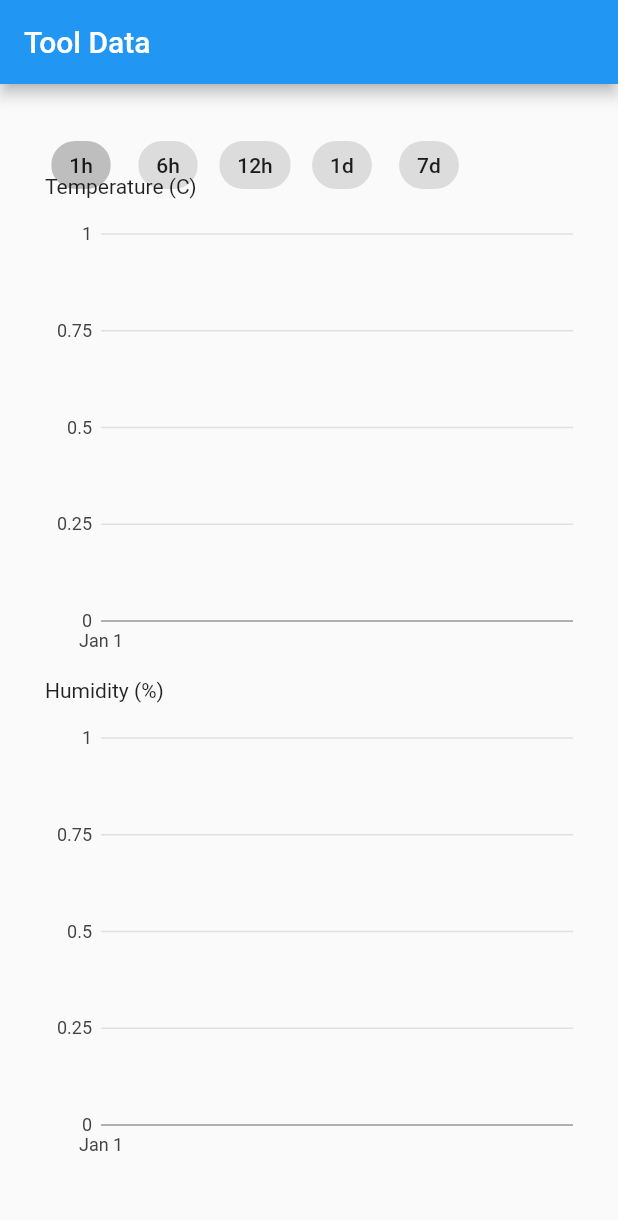
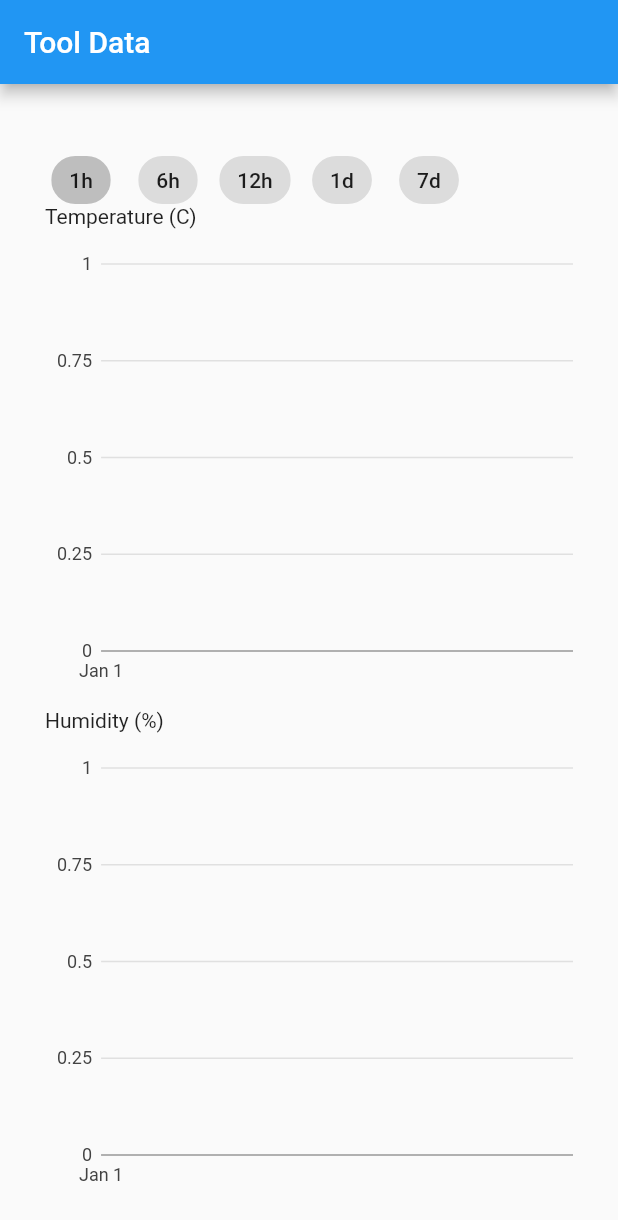
Before and after one commit to SirBigG/greenhouse, a Flutter app: the screen it shows after launch, on a phone screen of 412 x 824 dp. Shown: the top 1220 px of the screen. Run offline on Flutter 3.47's test engine with Material 2 defaults, Android fonts, the phone set to English and light mode, and no system bars; our stand-ins replace charts_flutter; network calls fail.

Commit message:
Changed structure.

```diff
--- /dev/null
+++ b/lib/api/greenhouse.dart
@@ -0,0 +1,23 @@
+import 'dart:convert';
+
+import 'package:http/http.dart' as http;
+
+const API_HOST = 'http://greenhouse-api.agromega.in.ua';
+
+
+getTemperature({period = '1h'}) async {
+  var response = await http.get(
+    '$API_HOST/temperature?period=$period',
+    headers: {'Accept': 'application/json'},
+  );
+  return json.decode(response.body)["results"][0]["series"][0]["values"];
+}
+
+getHumidity({period = '1h'}) async {
+  var response = await http.get(
+    '$API_HOST/humidity?period=$period',
+    headers: {'Accept': 'application/json'},
+  );
+
+  return json.decode(response.body)["results"][0]["series"][0]["values"];
+}
--- a/lib/main.dart
+++ b/lib/main.dart
@@ -1,9 +1,5 @@
-import 'dart:async';
-import 'dart:convert';
-
 import 'package:flutter/material.dart';
-import 'package:http/http.dart' as http;
-import 'package:charts_flutter/flutter.dart' as charts;
+import 'screens/home.dart';
 
 void main() {
   runApp(MyApp());
@@ -17,180 +13,7 @@ class MyApp extends StatelessWidget {
       theme: ThemeData(
         primarySwatch: Colors.blue,
       ),
-      home: MyHomePage(title: 'Greenhouse charts'),
+      home: HomePage(title: 'Greenhouse charts'),
     );
   }
 }
-
-class MyHomePage extends StatefulWidget {
-  MyHomePage({Key key, this.title}) : super(key: key);
-
-  final String title;
-
-  @override
-  _MyHomePageState createState() => _MyHomePageState();
-}
-
-class _MyHomePageState extends State<MyHomePage> {
-  List temperatureData = [];
-  List humidityData = [];
-  String filter = '1h';
-
-  getTemperature({period = '1h'}) async {
-    var response = await http.get(
-      'http://greenhouse-api.agromega.in.ua/temperature?period=$period',
-      headers: {'Accept': 'application/json'},
-    );
-    setState(() {
-      temperatureData =
-          json.decode(response.body)["results"][0]["series"][0]["values"];
-    });
-  }
-
-  getHumidity({period = '1h'}) async {
-    var response = await http.get(
-      'http://greenhouse-api.agromega.in.ua/humidity?period=$period',
-      headers: {'Accept': 'application/json'},
-    );
-    setState(() {
-      humidityData =
-          json.decode(response.body)["results"][0]["series"][0]["values"];
-    });
-  }
-
-  @override
-  void initState() {
-    super.initState();
-    this.getTemperature().then((d) => {});
-    this.getHumidity().then((d) => {});
-  }
-
-  @override
-  Widget build(BuildContext context) {
-    return new Scaffold(
-        appBar: new AppBar(
-          title: new Text('Tool Data'),
-        ),
-        body: Center(
-            child: Container(
-                margin: EdgeInsets.all(30.0),
-                child: ListView(
-                  scrollDirection: Axis.vertical,
-                  children: [
-                    Container(
-                        height: 30.0,
-                        width: 900.0,
-                        child: ListView(
-                          scrollDirection: Axis.horizontal,
-                          children: <Widget>[
-                            Wrap(spacing: 10.0, runSpacing: 0.0, children: [
-                              filterChip('1h'),
-                              filterChip('6h'),
-                              filterChip('12h'),
-                              filterChip('1d'),
-                              filterChip('7d'),
-                            ])
-                          ],
-                        )),
-                    Text("Temperature (C)"),
-                    SingleChildScrollView(
-                      scrollDirection: Axis.horizontal,
-                      child: Container(
-                          margin: EdgeInsets.only(top: 10.0, bottom: 10.0),
-                          height: 300.0,
-                          width: 900.0,
-                          child: createTemperatureChart()),
-                    ),
-                    Text("Humidity (%)"),
-                    SingleChildScrollView(
-                      scrollDirection: Axis.horizontal,
-                      child: Container(
-                          margin: EdgeInsets.only(top: 10.0, bottom: 10.0),
-                          height: 300.0,
-                          width: 900.0,
-                          child: createHumidityChart()),
-                    )
-                  ],
-                ))));
-  }
-
-  Widget createTemperatureChart() {
-    List<TimeSeries> data = [];
-    for (int i = 0; i < temperatureData.length; i++) {
-      if (temperatureData[i][1] > 12) {
-        data.add(TimeSeries(
-            DateTime.fromMicrosecondsSinceEpoch(
-                (temperatureData[i][0] / 1000).toInt()),
-            temperatureData[i][1]));
-      }
-    }
-    List<charts.Series<TimeSeries, DateTime>> seriesList = [
-      charts.Series<TimeSeries, DateTime>(
-        id: 'Temperature',
-        colorFn: (_, __) => charts.MaterialPalette.blue.shadeDefault,
-        domainFn: (TimeSeries wear, _) => wear.time,
-        measureFn: (TimeSeries wear, _) => wear.value,
-        data: data,
-      )
-    ];
-    return new charts.TimeSeriesChart(
-      seriesList,
-      animate: true,
-      dateTimeFactory: const charts.LocalDateTimeFactory(),
-      primaryMeasureAxis: new charts.NumericAxisSpec(
-          tickProviderSpec:
-              new charts.BasicNumericTickProviderSpec(zeroBound: false)),
-    );
-  }
-
-  Widget filterChip(String period) {
-    return ChoiceChip(
-        selected: period == filter,
-        label: Text(period),
-        onSelected: (bool selected) {
-          if (period != filter) {
-            setState(() {
-              filter = period;
-            });
-            this.getTemperature(period: period).then((d) => {});
-            this.getHumidity(period: period).then((d) => {});
-          }
-        });
-  }
-
-  Widget createHumidityChart() {
-    List<TimeSeries> data = [];
-    for (int i = 0; i < humidityData.length; i++) {
-      if (humidityData[i][1] < 100) {
-        data.add(TimeSeries(
-            DateTime.fromMicrosecondsSinceEpoch(
-                (humidityData[i][0] / 1000).toInt()),
-            humidityData[i][1]));
-      }
-    }
-    List<charts.Series<TimeSeries, DateTime>> seriesList = [
-      charts.Series<TimeSeries, DateTime>(
-        id: 'Humidity',
-        colorFn: (_, __) => charts.MaterialPalette.blue.shadeDefault,
-        domainFn: (TimeSeries wear, _) => wear.time,
-        measureFn: (TimeSeries wear, _) => wear.value,
-        data: data,
-      )
-    ];
-    return new charts.TimeSeriesChart(
-      seriesList,
-      animate: false,
-      dateTimeFactory: const charts.LocalDateTimeFactory(),
-      primaryMeasureAxis: new charts.NumericAxisSpec(
-          tickProviderSpec:
-              new charts.BasicNumericTickProviderSpec(zeroBound: false)),
-    );
-  }
-}
-
-class TimeSeries {
-  final DateTime time;
-  final double value;
-
-  TimeSeries(this.time, this.value);
-}
--- /dev/null
+++ b/lib/screens/home.dart
@@ -0,0 +1,166 @@
+import 'package:flutter/material.dart';
+import 'package:charts_flutter/flutter.dart' as charts;
+
+import '../utils/models.dart' as models;
+import '../api/greenhouse.dart' as api;
+
+class HomePage extends StatefulWidget {
+  HomePage({Key key, this.title}) : super(key: key);
+
+  final String title;
+
+  @override
+  _MyHomePageState createState() => _MyHomePageState();
+}
+
+class _MyHomePageState extends State<HomePage> {
+  List temperatureData = [];
+  List humidityData = [];
+  String filter = '1h';
+
+  getTemperature({period: '1h'}) {
+    api.getTemperature(period: period).then((data) => {
+          setState(() {
+            temperatureData = data;
+          })
+        });
+  }
+
+  getHumidity({period: '1h'}) {
+    api.getHumidity(period: period).then((data) => {
+          setState(() {
+            humidityData = data;
+          })
+        });
+  }
+
+  @override
+  void initState() {
+    super.initState();
+    this.getTemperature();
+    this.getHumidity();
+  }
+
+  @override
+  Widget build(BuildContext context) {
+    return new Scaffold(
+        appBar: new AppBar(
+          title: new Text('Tool Data'),
+        ),
+        body: Center(
+            child: Container(
+                margin: EdgeInsets.all(30.0),
+                child: ListView(
+                  scrollDirection: Axis.vertical,
+                  children: [
+                    Container(
+                        height: 30.0,
+                        width: 900.0,
+                        margin: EdgeInsets.only(top: 10.0, bottom: 10.0),
+                        child: ListView(
+                          scrollDirection: Axis.horizontal,
+                          children: <Widget>[
+                            Wrap(spacing: 10.0, runSpacing: 0.0, children: [
+                              filterChip('1h'),
+                              filterChip('6h'),
+                              filterChip('12h'),
+                              filterChip('1d'),
+                              filterChip('7d'),
+                            ])
+                          ],
+                        )),
+                    Text("Temperature (C)"),
+                    SingleChildScrollView(
+                      scrollDirection: Axis.horizontal,
+                      child: Container(
+                          margin: EdgeInsets.only(top: 10.0, bottom: 10.0),
+                          height: 300.0,
+                          width: 900.0,
+                          child: createTemperatureChart()),
+                    ),
+                    Text("Humidity (%)"),
+                    SingleChildScrollView(
+                      scrollDirection: Axis.horizontal,
+                      child: Container(
+                          margin: EdgeInsets.only(top: 10.0, bottom: 10.0),
+                          height: 300.0,
+                          width: 900.0,
+                          child: createHumidityChart()),
+                    )
+                  ],
+                ))));
+  }
+
+  Widget createTemperatureChart() {
+    List<models.TimeSeries> data = [];
+    for (int i = 0; i < temperatureData.length; i++) {
+      if (temperatureData[i][1] > 12) {
+        data.add(models.TimeSeries(
+            DateTime.fromMicrosecondsSinceEpoch(
+                (temperatureData[i][0] / 1000).toInt()),
+            temperatureData[i][1]));
+      }
+    }
+    List<charts.Series<models.TimeSeries, DateTime>> seriesList = [
+      charts.Series<models.TimeSeries, DateTime>(
+        id: 'Temperature',
+        colorFn: (_, __) => charts.MaterialPalette.blue.shadeDefault,
+        domainFn: (models.TimeSeries wear, _) => wear.time,
+        measureFn: (models.TimeSeries wear, _) => wear.value,
+        data: data,
+      )
+    ];
+    return new charts.TimeSeriesChart(
+      seriesList,
+      animate: true,
+      dateTimeFactory: const charts.LocalDateTimeFactory(),
+      primaryMeasureAxis: new charts.NumericAxisSpec(
+          tickProviderSpec:
+              new charts.BasicNumericTickProviderSpec(zeroBound: false)),
+    );
+  }
+
+  Widget filterChip(String period) {
+    return ChoiceChip(
+        selected: period == filter,
+        label: Text(period),
+        onSelected: (bool selected) {
+          if (period != filter) {
+            setState(() {
+              filter = period;
+            });
+            this.getTemperature(period: period);
+            this.getHumidity(period: period);
+          }
+        });
+  }
+
+  Widget createHumidityChart() {
+    List<models.TimeSeries> data = [];
+    for (int i = 0; i < humidityData.length; i++) {
+      if (humidityData[i][1] < 100) {
+        data.add(models.TimeSeries(
+            DateTime.fromMicrosecondsSinceEpoch(
+                (humidityData[i][0] / 1000).toInt()),
+            humidityData[i][1]));
+      }
+    }
+    List<charts.Series<models.TimeSeries, DateTime>> seriesList = [
+      charts.Series<models.TimeSeries, DateTime>(
+        id: 'Humidity',
+        colorFn: (_, __) => charts.MaterialPalette.blue.shadeDefault,
+        domainFn: (models.TimeSeries wear, _) => wear.time,
+        measureFn: (models.TimeSeries wear, _) => wear.value,
+        data: data,
+      )
+    ];
+    return new charts.TimeSeriesChart(
+      seriesList,
+      animate: true,
+      dateTimeFactory: const charts.LocalDateTimeFactory(),
+      primaryMeasureAxis: new charts.NumericAxisSpec(
+          tickProviderSpec:
+              new charts.BasicNumericTickProviderSpec(zeroBound: false)),
+    );
+  }
+}
--- /dev/null
+++ b/lib/utils/models.dart
@@ -0,0 +1,7 @@
+
+class TimeSeries {
+  final DateTime time;
+  final double value;
+
+  TimeSeries(this.time, this.value);
+}
```
